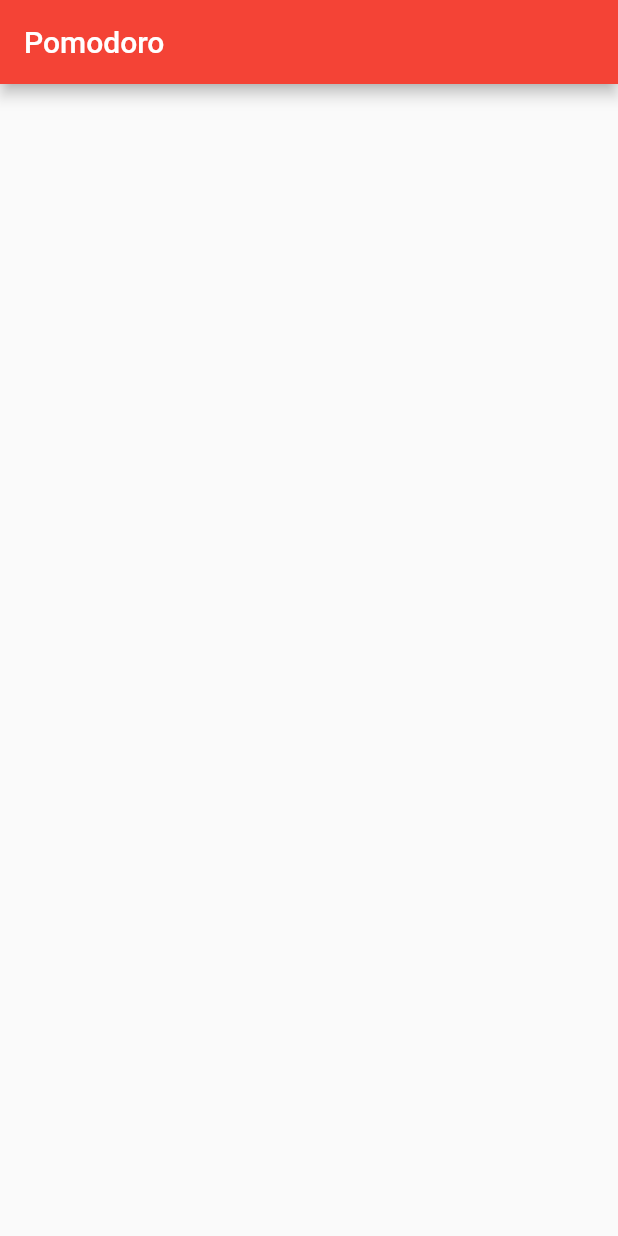
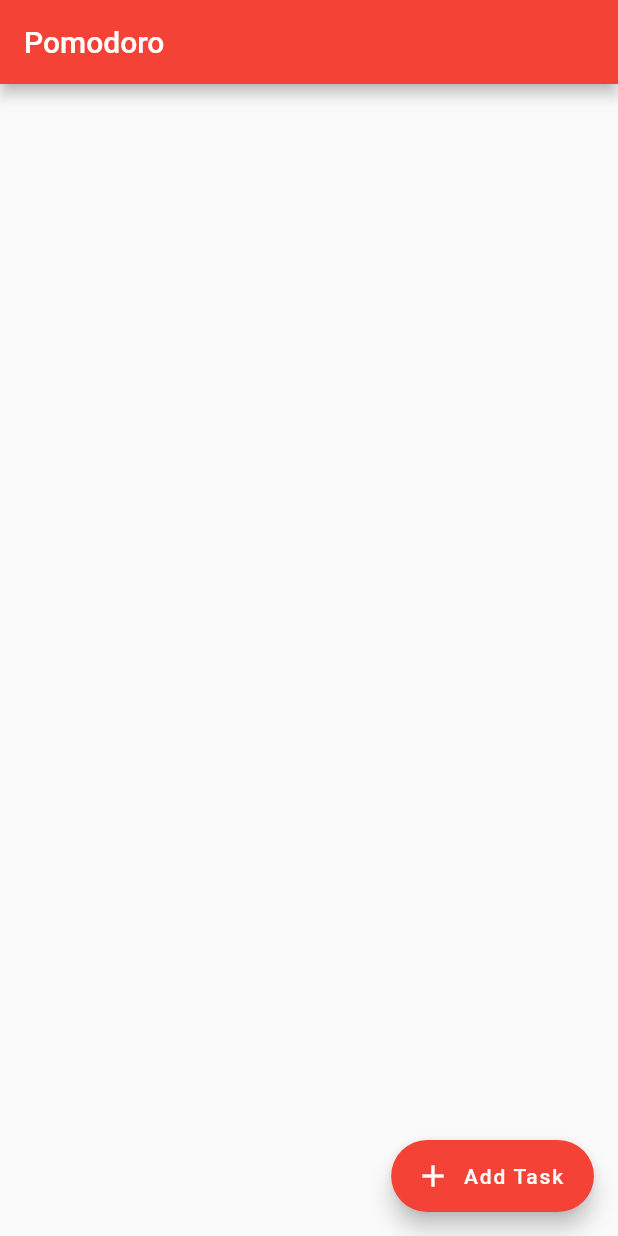
Before and after one commit to Feras-dev/pomodoro, a Flutter app: the screen it shows after launch, on a phone screen of 412 x 824 dp. Run offline on Flutter 3.47's test engine with Material 2 defaults, Android fonts, the phone set to English and light mode, and no system bars.

Commit message:
#1 Create a empty home screen with App Bar and App name #2 Add a Floating Action Button to named Add Task

```diff
--- a/lib/main.dart
+++ b/lib/main.dart
@@ -100,6 +100,12 @@ class _MyHomePageState extends State<MyHomePage> {
           ],
         ),
       ),
+      floatingActionButton: FloatingActionButton.extended(
+        onPressed: _incrementCounter,
+        label: Text('Add Task'),
+        tooltip: 'Increment',
+        icon: Icon(Icons.add),
+      ), // This trailing comma makes auto-formatting nicer for build methods.
     );
   }
 }
```
